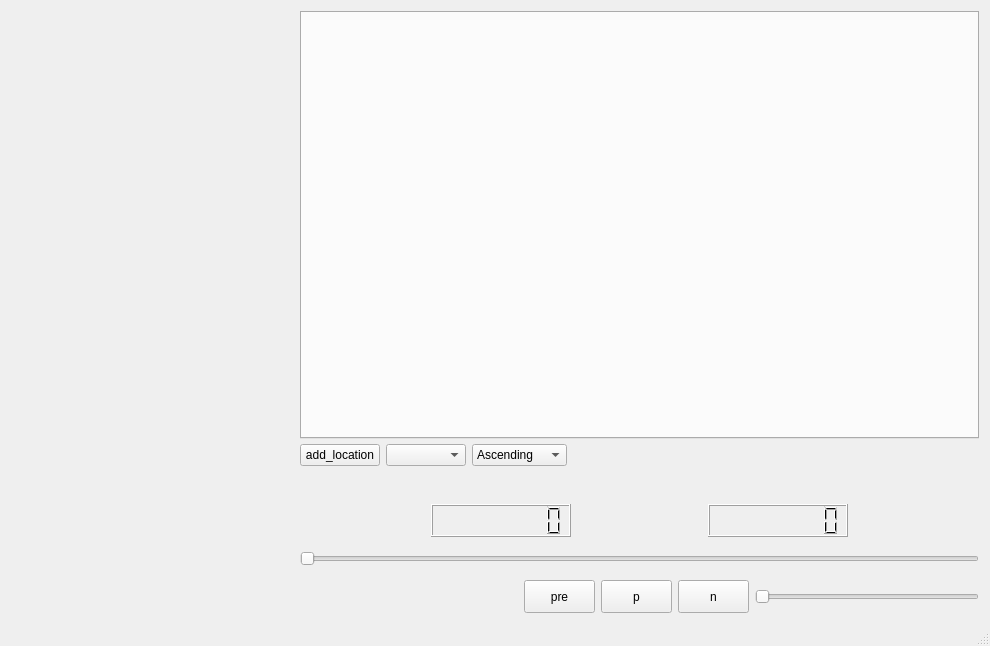
UltyX/Final_play, file mainwindow.ui: the form before one commit.
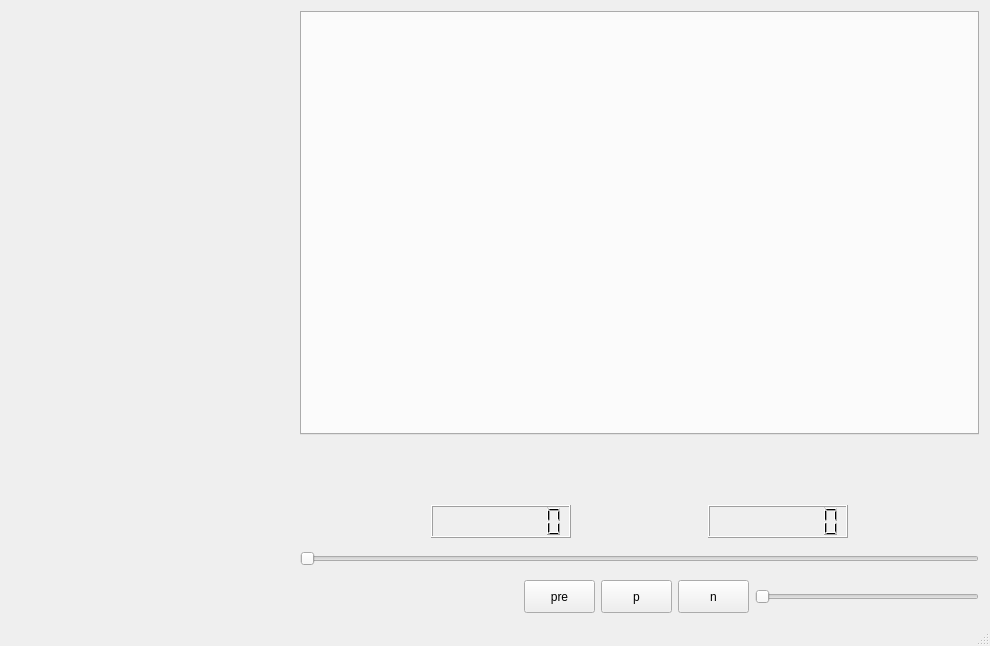
The form after the commit.

Diff of the .ui file:
```diff
--- a/mainwindow.ui
+++ b/mainwindow.ui
@@ -40,43 +40,6 @@
         </item>
         <item>
          <layout class="QHBoxLayout" name="options">
-          <item>
-           <widget class="QPushButton" name="add_local_b">
-            <property name="text">
-             <string>add_location</string>
-            </property>
-           </widget>
-          </item>
-          <item>
-           <widget class="QComboBox" name="row_sort0_b">
-            <property name="minimumSize">
-             <size>
-              <width>80</width>
-              <height>0</height>
-             </size>
-            </property>
-           </widget>
-          </item>
-          <item>
-           <widget class="QComboBox" name="row_AD0_b">
-            <property name="minimumSize">
-             <size>
-              <width>80</width>
-              <height>0</height>
-             </size>
-            </property>
-            <item>
-             <property name="text">
-              <string>Ascending</string>
-             </property>
-            </item>
-            <item>
-             <property name="text">
-              <string>Descending</string>
-             </property>
-            </item>
-           </widget>
-          </item>
           <item>
            <spacer name="horizontalSpacer_2">
             <property name="orientation">
```
Left out of the diff: 2 changed lines with no effect on the pictures.
